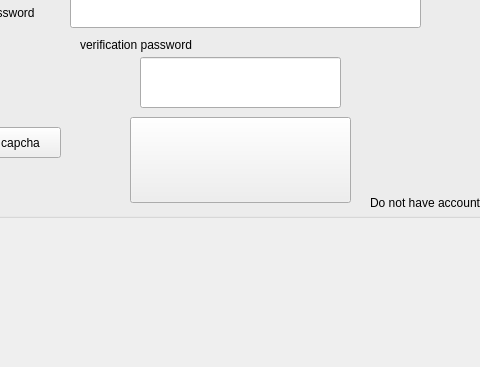
Old version of the form telegram/page2_login.ui in the repository dzhevad/telegram_project; both pictures show x 250 to 730 and y 333 to 700 of the 1000 by 700 pixel window.
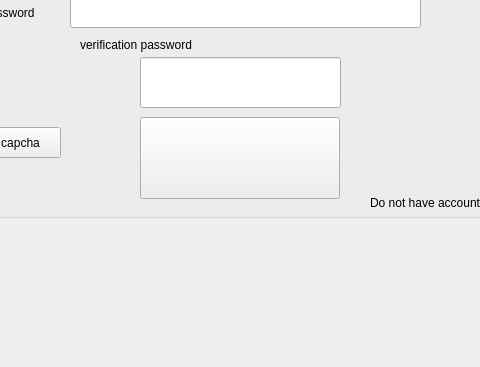
New version of the form.

What changed in the file:
```diff
--- a/telegram/page2_login.ui
+++ b/telegram/page2_login.ui
@@ -165,10 +165,10 @@
     <widget class="QPushButton" name="next_pushButton">
      <property name="geometry">
       <rect>
-       <x>230</x>
+       <x>240</x>
        <y>330</y>
-       <width>221</width>
-       <height>86</height>
+       <width>200</width>
+       <height>82</height>
       </rect>
      </property>
      <property name="text">
```
Left out of the diff: 2 changed lines with no effect on the pictures.
